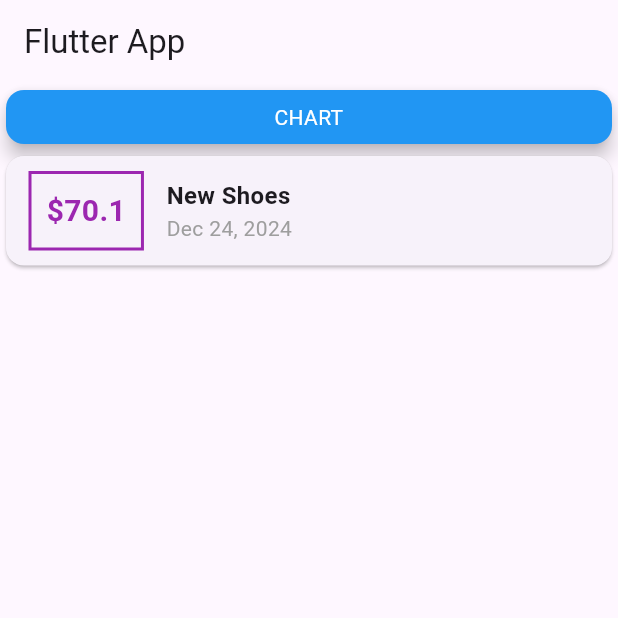
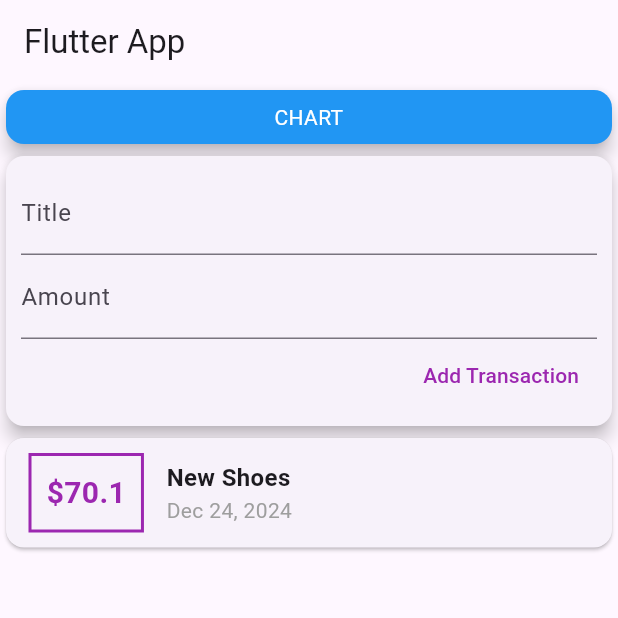
Before and after one commit to Birkity/Expense-planner, a Flutter app: the screen it shows after launch, on a phone screen of 412 x 824 dp, the top half of it. Run offline on Flutter 3.47's test engine with Material 3 defaults, Android fonts, the phone set to English and light mode, and no system bars.

Commit message:
Add Text field and button

```diff
--- a/lib/main.dart
+++ b/lib/main.dart
@@ -36,9 +36,10 @@
   Widget build(BuildContext context) {
     return Scaffold(
       appBar: AppBar(
-        title: const Text('Flutter App'),
+        title: Text('Flutter App'),
       ),
       body: Column(
+        crossAxisAlignment: CrossAxisAlignment.stretch,
         children: [
           Container(
             width: double.infinity,
@@ -53,6 +54,30 @@
                 ),
               ),
               elevation: 5,
+            ),
+          ),
+          Card(
+            elevation: 5,
+            child: Container(
+              padding: EdgeInsets.all(10),
+              child: Column(
+                crossAxisAlignment: CrossAxisAlignment.end,
+                children: [
+                  TextField(
+                    decoration: InputDecoration(labelText: 'Title'),
+                  ),
+                  TextField(
+                    decoration: InputDecoration(labelText: 'Amount'),
+                  ),
+                  TextButton(
+                    onPressed: () {},
+                    child: Text('Add Transaction'),
+                    style: TextButton.styleFrom(
+                      foregroundColor: Colors.purple,
+                    ),
+                  ),
+                ],
+              ),
             ),
           ),
           Column(
```
